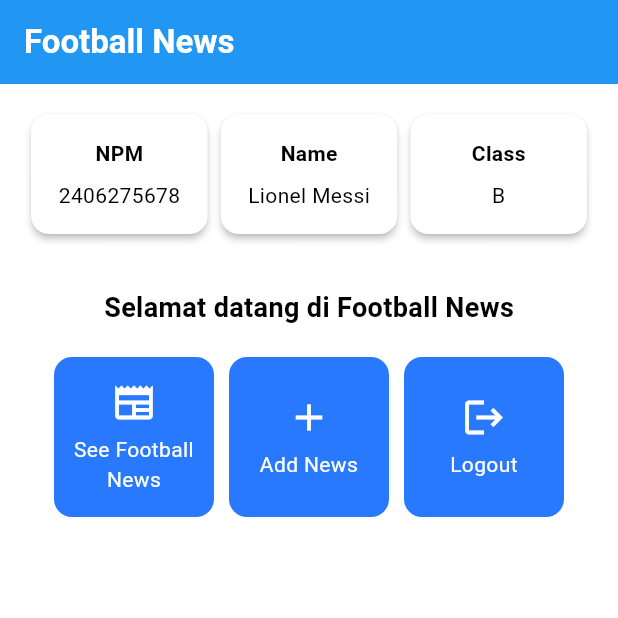
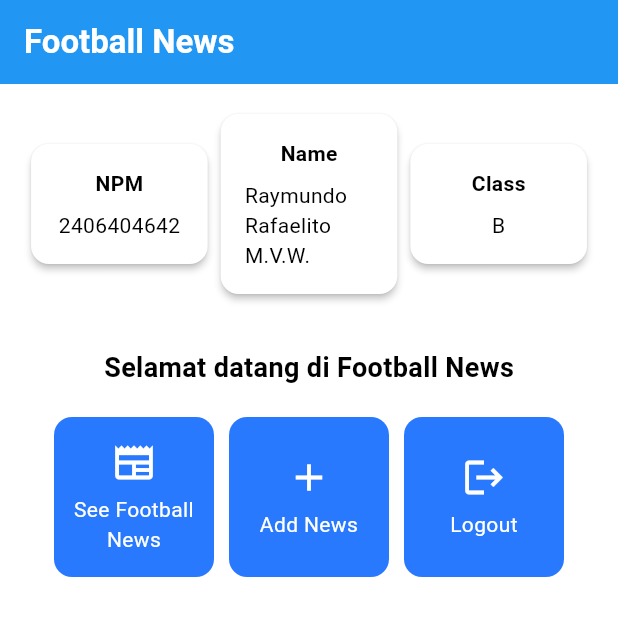
Before and after one commit to Raymundo7532/football-news-mobile, a Flutter app: the screen it shows after launch, on a phone screen of 412 x 824 dp, the top half of it. Run offline on Flutter 3.47's test engine with Material 3 defaults, Android fonts, the phone set to English and light mode, and no system bars.

Commit message:
Updating biodata

```diff
--- a/football_news/lib/menu.dart
+++ b/football_news/lib/menu.dart
@@ -3,8 +3,8 @@ import 'package:flutter/material.dart';
 class MyHomePage extends StatelessWidget {
   MyHomePage({super.key});
 
-  final String nama = "Lionel Messi"; //nama
-  final String npm = "2406275678"; //npm
+  final String nama = "Raymundo Rafaelito M.V.W."; //nama
+  final String npm = "2406404642"; //npm
   final String kelas = "B"; //kelas
 
   final List<ItemHomepage> items = [
```
